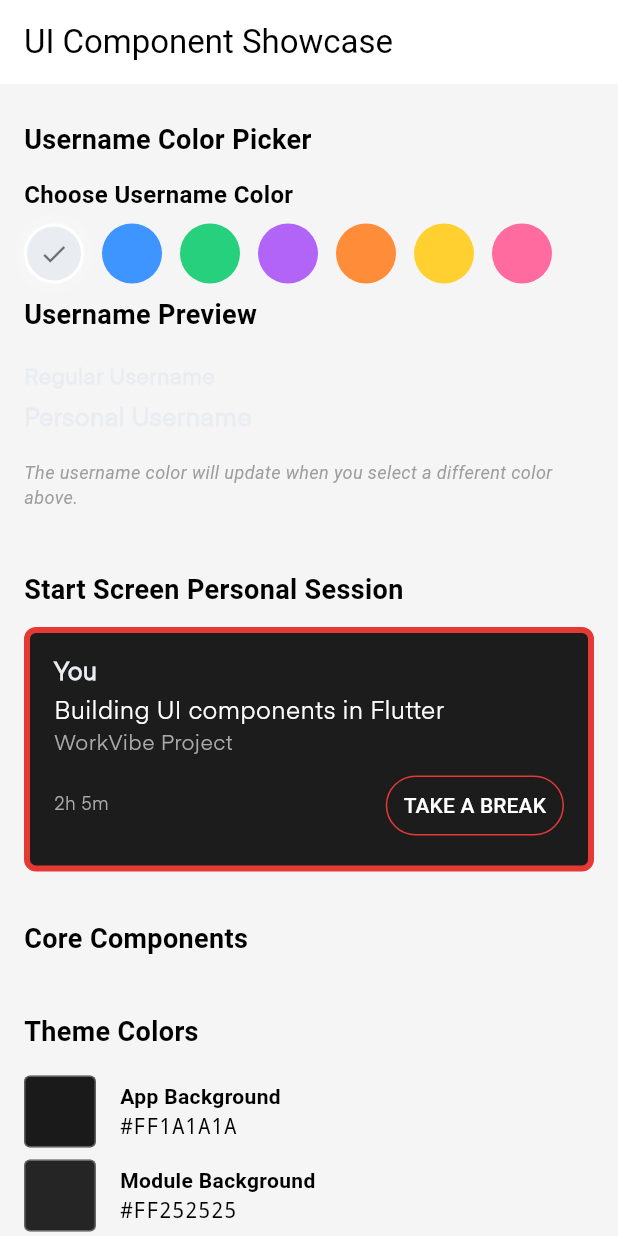
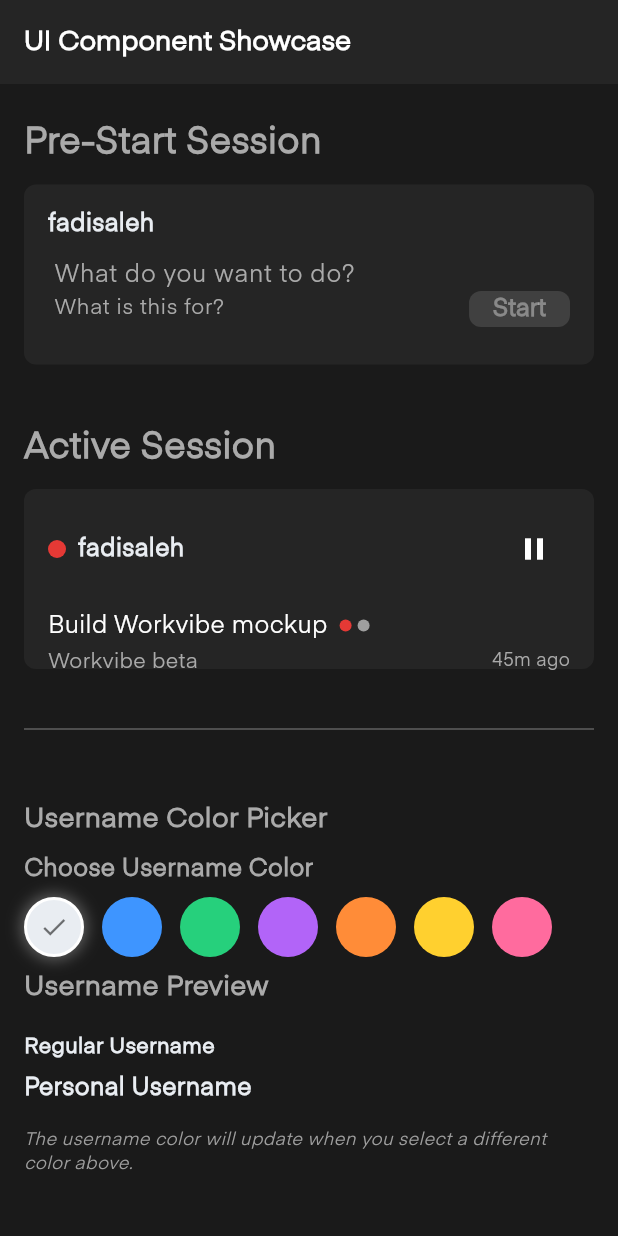
Before and after one commit to fyaishar/workvibe-final, a Flutter app: the screen it shows after launch, on a phone screen of 412 x 824 dp. Run offline on Flutter 3.47's test engine with Material 3 defaults, Android fonts, the phone set to English and light mode, and no system bars; our stand-ins replace flutter_riverpod, freezed_annotation, riverpod_annotation, supabase_flutter; accounts and stored records are empty; generated files the repository leaves out were written again.

Commit message:
ui showcase improvements

```diff
--- a/lib/app/app.dart
+++ b/lib/app/app.dart
@@ -15,21 +15,19 @@ class MyApp extends ConsumerWidget {
     // Listen to auth state changes
     final authState = ref.watch(authProvider);
 
+    // Force dark theme for showcase
     return MaterialApp(
-      title: 'Workvibe',
-      theme: AppTheme.light,
+      title: 'Workvibe UI Showcase',
+      theme: AppTheme.dark,
+      darkTheme: AppTheme.dark,
+      themeMode: ThemeMode.dark,
       debugShowCheckedModeBanner: false,
       navigatorKey: navigatorKey,
-      // Temporarily show ComponentShowcase directly for UI development
+      // Directly show the showcase screen without any conditional logic
       home: const ShowcaseScreen(),
-      // Comment out the conditional logic for now
-      /*
-      home: authState.isAuthenticated
-          ? const StartPage()
-          : const LoginScreen(),
-      */
       routes: {
-        '/showcase': (context) => const ShowcaseScreen(),
+        '/login': (context) => const LoginScreen(),
+        '/start': (context) => const StartPage(),
       },
     );
   }
--- a/lib/shared/widgets/showcase/showcase_screen.dart
+++ b/lib/shared/widgets/showcase/showcase_screen.dart
@@ -14,8 +14,10 @@ class ShowcaseScreen extends StatelessWidget {
   @override
   Widget build(BuildContext context) {
     return Scaffold(
+      backgroundColor: AppColors.appBackground,
       appBar: AppBar(
         title: const Text('UI Component Showcase'),
+        backgroundColor: AppColors.moduleBackground,
       ),
       body: SingleChildScrollView(
         padding: const EdgeInsets.all(16.0),
@@ -23,18 +25,24 @@ class ShowcaseScreen extends StatelessWidget {
           crossAxisAlignment: CrossAxisAlignment.start,
           mainAxisSize: MainAxisSize.min,
           children: [
-            // Username Color Picker
+            // Session Status Showcase - FEATURED AT THE TOP
+            _buildSectionTitle('Pre-Start Session', fontSize: 24),
+            const _PreStartSession(),
+            const SizedBox(height: 32),
+
+            _buildSectionTitle('Active Session', fontSize: 24),
+            const _ActiveSession(),
+            const SizedBox(height: 32),
+
+            const Divider(color: Colors.white30, thickness: 1),
+            const SizedBox(height: 32),
+
+            // Other components below
             _buildSectionTitle('Username Color Picker'),
             const UsernameColorPicker(),
 
-            // Username Preview
             _buildSectionTitle('Username Preview'),
             const _UsernamePreview(),
-            const SizedBox(height: 24),
-
-            // Start Screen Personal Session Card
-            _buildSectionTitle('Start Screen Personal Session'),
-            const _StartScreenPersonalSession(),
             const SizedBox(height: 24),
 
             // Core Component Showcase
@@ -46,13 +54,13 @@ class ShowcaseScreen extends StatelessWidget {
     );
   }
 
-  Widget _buildSectionTitle(String title) {
+  Widget _buildSectionTitle(String title, {double fontSize = 18}) {
     return Padding(
       padding: const EdgeInsets.only(bottom: 12.0, top: 8.0),
       child: Text(
         title,
-        style: const TextStyle(
-          fontSize: 18,
+        style: TextStyle(
+          fontSize: fontSize,
           fontWeight: FontWeight.bold,
         ),
       ),
@@ -92,67 +100,105 @@ class _UsernamePreview extends ConsumerWidget {
   }
 }
 
-class _StartScreenPersonalSession extends ConsumerWidget {
-  const _StartScreenPersonalSession({Key? key}) : super(key: key);
+// Helper class to ensure both states have exactly the same height
+class _SessionContainer extends StatelessWidget {
+  final Widget child;
 
-  double getBorderWidth(int elapsedMinutes) {
-    if (elapsedMinutes >= 300) return 7;
-    if (elapsedMinutes >= 240) return 6;
-    if (elapsedMinutes >= 180) return 5;
-    if (elapsedMinutes >= 120) return 4;
-    if (elapsedMinutes >= 60) return 3;
-    if (elapsedMinutes >= 30) return 2;
-    if (elapsedMinutes >= 15) return 1.5;
-    return 1;
-  }
+  const _SessionContainer({Key? key, required this.child}) : super(key: key);
 
   @override
-  Widget build(BuildContext context, WidgetRef ref) {
-    // Watch for color changes
-    ref.watch(usernameColorProvider);
+  Widget build(BuildContext context) {
+    return SizedBox(
+      height: 120, // Reduced height from 160 to 120
+      child: Container(
+        width: double.infinity,
+        decoration: BoxDecoration(
+          color: AppColors.moduleBackground,
+          borderRadius: BorderRadius.circular(8),
+        ),
+        padding: const EdgeInsets.all(16.0),
+        child: child,
+      ),
+    );
+  }
+}
 
-    const elapsedMinutes = 125; // Example: 2 hours 5 minutes
-    const isPersonal = true;
+class _PreStartSession extends StatelessWidget {
+  const _PreStartSession({Key? key}) : super(key: key);
 
-    final bgColor = isPersonal
-        ? AppColors.personalSessionCardBackground
-        : AppColors.sessionCardBackground;
-    final containerColor = isPersonal
-        ? AppColors.personalSessionContainer
-        : bgColor;
-
-    return Container(
-      width: double.infinity,
-      decoration: BoxDecoration(
-        color: containerColor,
-        border: Border.all(
-          color: AppColors.active,
-          width: getBorderWidth(elapsedMinutes),
-        ),
-        borderRadius: BorderRadius.circular(Spacing.borderRadius),
-      ),
-      padding: const EdgeInsets.all(Spacing.cardPadding),
+  @override
+  Widget build(BuildContext context) {
+    return _SessionContainer(
       child: Column(
         crossAxisAlignment: CrossAxisAlignment.start,
+        mainAxisSize: MainAxisSize.min,
         children: [
-          Text('You', style: TextStyles.usernamePersonal),
-          const SizedBox(height: 4),
-          const Text('Building UI components in Flutter', style: TextStyles.taskPersonal),
-          const SizedBox(height: 2),
-          const Text('WorkVibe Project', style: TextStyles.projectPersonal),
-          const SizedBox(height: 8),
+          // Username in top left with row to match active session's layout
           Row(
             mainAxisAlignment: MainAxisAlignment.spaceBetween,
             children: [
-              const Text('2h 5m', style: TextStyles.timeIndicator),
-              OutlinedButton(
-                onPressed: () {},
-                style: OutlinedButton.styleFrom(
-                  foregroundColor: AppColors.primaryText,
-                  side: const BorderSide(color: AppColors.active),
-                  padding: const EdgeInsets.symmetric(horizontal: 12, vertical: 6),
+              Text(
+                'fadisaleh',
+                style: TextStyles.usernamePersonal,
+              ),
+              // Empty space to match active session
+              const SizedBox(width: 24),
+            ],
+          ),
+          // Reduce vertical spacing
+          const SizedBox(height: 12),
+          // What do you want to do? - same as task in active session
+          Container(
+            height: 20, // Reduced from 24 to 20
+            child: TextField(
+              enabled: false,
+              decoration: InputDecoration(
+                hintText: 'What do you want to do?',
+                hintStyle: TextStyle(color: AppColors.secondaryText),
+                border: InputBorder.none,
+                filled: true,
+                fillColor: AppColors.moduleBackground,
+                contentPadding: EdgeInsets.zero,
+                isDense: true, // Reduce internal padding
+              ),
+              style: TextStyles.taskPersonal,
+            ),
+          ),
+          const SizedBox(height: 2), // Reduced from 4 to 2
+          // What is this for? and Start button - format exactly like project+time row
+          Row(
+            mainAxisAlignment: MainAxisAlignment.spaceBetween,
+            children: [
+              // TextField styled like the project text
+              Expanded(
+                child: Container(
+                  height: 20, // Reduced from 24 to 20
+                  child: TextField(
+                    enabled: false,
+                    decoration: InputDecoration(
+                      hintText: 'What is this for?',
+                      hintStyle: TextStyle(color: AppColors.secondaryText),
+                      border: InputBorder.none,
+                      filled: true,
+                      fillColor: AppColors.moduleBackground,
+                      contentPadding: EdgeInsets.zero,
+                      isDense: true, // Reduce internal padding
+                    ),
+                    style: TextStyles.projectPersonal,
+                  ),
                 ),
-                child: const Text('TAKE A BREAK'),
+              ),
+              // Button in place of time indicator
+              SizedBox(
+                height: 24, // Reduced from 28 to 24
+                child: ElevatedButton(
+                  onPressed: null,
+                  style: ElevatedButton.styleFrom(
+                    backgroundColor: AppColors.active,
+                    padding: const EdgeInsets.symmetric(horizontal: 16, vertical: 0),
+                  ),
+                  child: const Text('Start'),
+                ),
               ),
             ],
           ),
@@ -161,3 +207,98 @@ class _StartScreenPersonalSession extends ConsumerWidget {
     );
   }
 }
+
+class _ActiveSession extends ConsumerWidget {
+  const _ActiveSession({Key? key}) : super(key: key);
+
+  @override
+  Widget build(BuildContext context, WidgetRef ref) {
+    // Watch for color changes
+    ref.watch(usernameColorProvider);
+
+    return _SessionContainer(
+      child: Column(
+        crossAxisAlignment: CrossAxisAlignment.start,
+        mainAxisSize: MainAxisSize.min, // Use min size instead of letting it expand
+        children: [
+          // Username with indicator
+          Row(
+            mainAxisAlignment: MainAxisAlignment.spaceBetween,
+            children: [
+              Row(
+                children: [
+                  Container(
+                    width: 12,
+                    height: 12,
+                    decoration: BoxDecoration(
+                      color: AppColors.active,
+                      shape: BoxShape.circle,
+                    ),
+                  ),
+                  const SizedBox(width: 8),
+                  Text(
+                    'fadisaleh',
+                    style: TextStyles.usernamePersonal,
+                  ),
+                ],
+              ),
+              IconButton(
+                icon: const Icon(Icons.pause, color: Colors.white),
+                onPressed: null,
+                padding: EdgeInsets.zero,
+                constraints: const BoxConstraints(),
+              ),
+            ],
+          ),
+          // Precise spacing to match pre-start (16px)
+          const SizedBox(height: 16),
+          // Task with progress dots
+          Row(
+            crossAxisAlignment: CrossAxisAlignment.center,
+            children: [
+              const Text(
+                'Build Workvibe mockup',
+                style: TextStyles.taskPersonal,
+              ),
+              const SizedBox(width: 8),
+              Row(
+                children: [
+                  Container(
+                    width: 8,
+                    height: 8,
+                    decoration: BoxDecoration(
+                      color: AppColors.active,
+                      shape: BoxShape.circle,
+                    ),
+                  ),
+                  const SizedBox(width: 4),
+                  Container(
+                    width: 8,
+                    height: 8,
+                    decoration: BoxDecoration(
+                      color: Colors.grey,
+                      shape: BoxShape.circle,
+                    ),
+                  ),
+                ],
+              ),
+            ],
+          ),
+          const SizedBox(height: 4),
+          // Project name with time indicator on same line
+          Row(
+            mainAxisAlignment: MainAxisAlignment.spaceBetween,
+            children: const [
+              Text(
+                'Workvibe beta',
+                style: TextStyles.projectPersonal,
+              ),
+              Text('45m ago', style: TextStyles.timeIndicator),
+            ],
+          ),
+          // Remove spacer - no extra space needed
+        ],
+      ),
+    );
+  }
+}
```
